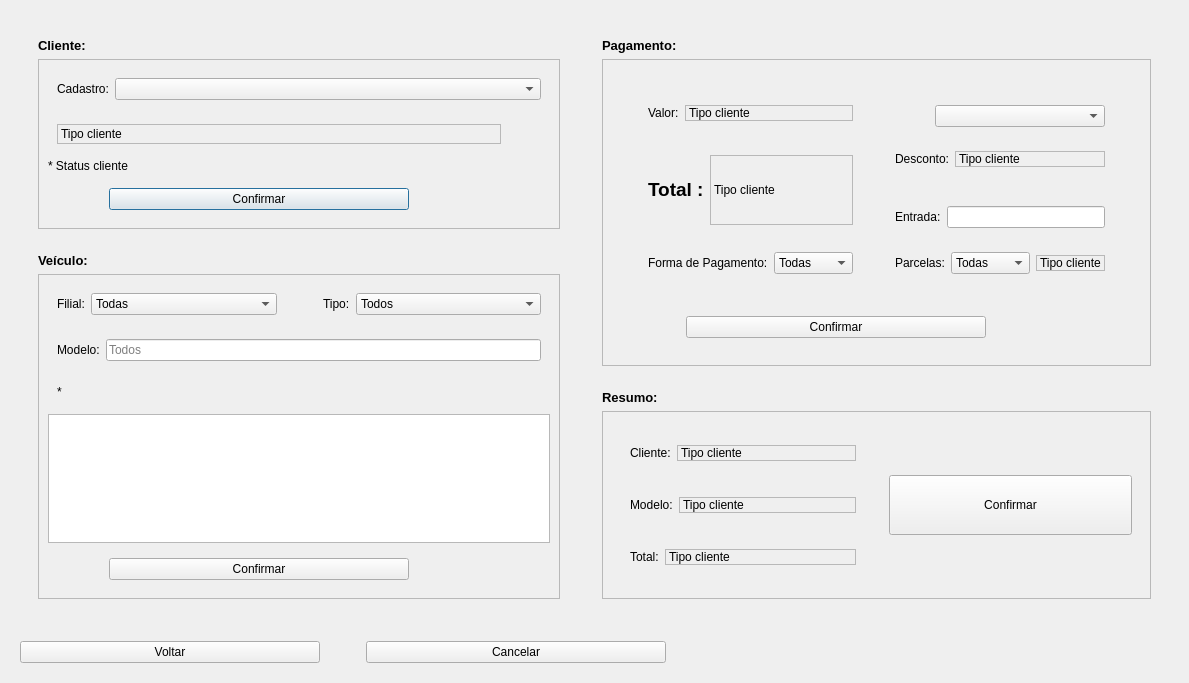
EduardoHaagP/ProjetoPOO, file telaresgistrovendas.ui: the form before one commit.
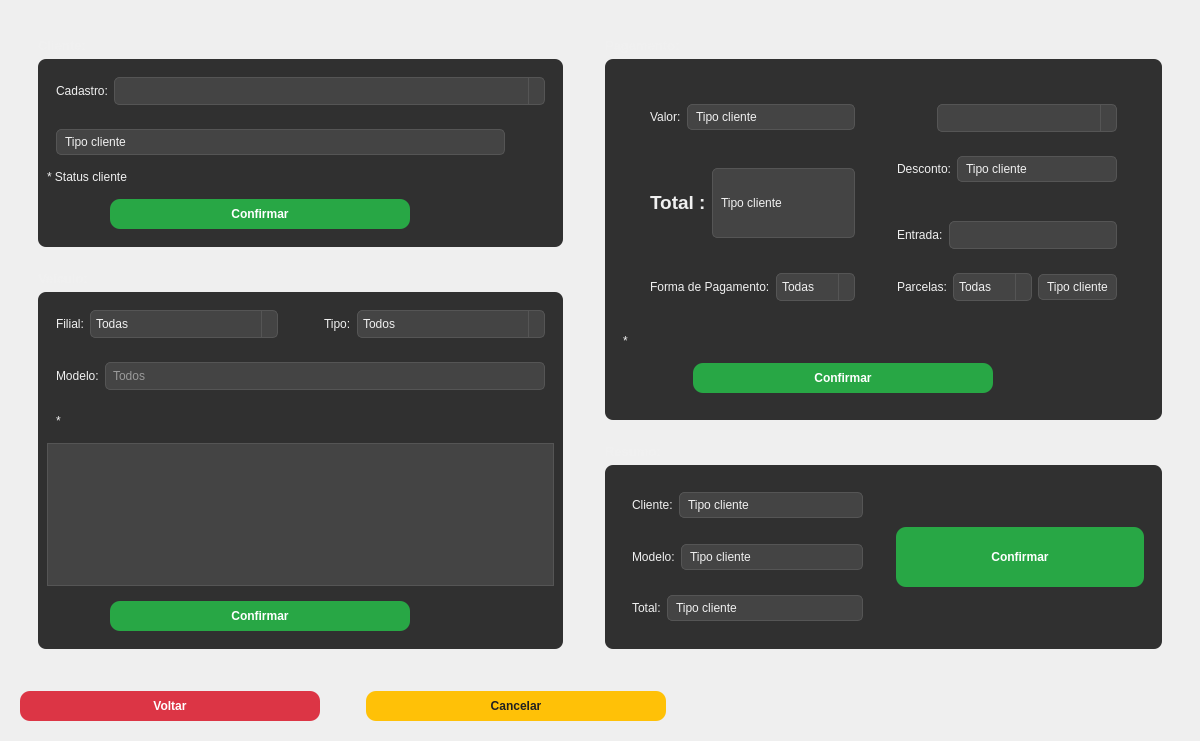
The form after the commit.

Patch:
```diff
--- a/telaresgistrovendas.ui
+++ b/telaresgistrovendas.ui
@@ -6,8 +6,8 @@
    <rect>
     <x>0</x>
     <y>0</y>
-    <width>1189</width>
-    <height>683</height>
+    <width>1200</width>
+    <height>741</height>
    </rect>
   </property>
   <property name="font">
@@ -18,6 +18,161 @@
   <property name="windowTitle">
    <string>Dialog</string>
   </property>
+  <property name="styleSheet">
+   <string notr="true">/* === FUNDO DA TELA E SEÇÕES === */
+QDialog[objectName=&quot;TelaResgistroVendas&quot;] {
+    background-color: #252525;
+}
+
+QFrame#frame, 
+QFrame#frame_2, 
+QFrame#frame_3, 
+QFrame#frame_4 {
+    background-color: #303030;
+    border-radius: 8px;
+}
+
+/* === TEXTOS (LABELS) === */
+QLabel {
+    color: #F0F0F0;
+    background-color: transparent;
+}
+
+/* Labels de DADOS (visual &quot;sunken&quot;) */
+QLabel#txtTipoCliente, 
+QLabel#txtValor, 
+QLabel#txtDesconto,
+QLabel#txtTotalPag, 
+QLabel#txtValorParcela, 
+QLabel#txtNomeResumo,
+QLabel#txtModeloResumo, 
+QLabel#txtTotalResumo {
+    background-color: #444444;
+    color: #F0F0F0;
+    border: 1px solid #555555;
+    border-radius: 5px;
+    padding: 5px; 
+}
+
+/* === INPUTS &amp; COMBOBOX (Ativos) === */
+QLineEdit, QComboBox {
+    background-color: #444444;
+    color: #F0F0F0;
+    border: 1px solid #555555;
+    border-radius: 5px;
+    padding: 5px;
+}
+QLineEdit:focus, QComboBox:focus {
+    border: 1px solid #E67E22;
+}
+
+QComboBox::drop-down {
+    border-left: 1px solid #555555;
+    width: 15px;
+}
+QComboBox QAbstractItemView {
+    background-color: #444444;
+    color: #F0F0F0;
+    selection-background-color: #E67E22;
+    selection-color: #212121;
+    border: 1px solid #555555;
+}
+
+/* === TABELA === */
+QTableWidget {
+    background-color: #444444;
+    color: #F0F0F0;
+    gridline-color: #555555;
+    alternate-background-color: #3A3A3A;
+    border: 1px solid #555555;
+}
+QHeaderView::section {
+    background-color: #555555;
+    color: white;
+    padding: 4px;
+    border: 1px solid #333333;
+}
+
+
+/* === ESTILOS DESABILITADOS (ENABLE MAIS CINZA) === */
+
+/* Inputs desabilitados ficam mais claros e opacos */
+QLineEdit:disabled, 
+QComboBox:disabled, 
+QLabel[objectName=&quot;txtTipoCliente&quot;]:disabled,
+QLabel[objectName=&quot;txtValor&quot;]:disabled,
+QLabel[objectName=&quot;txtDesconto&quot;]:disabled,
+QLabel[objectName=&quot;txtTotalPag&quot;]:disabled,
+QLabel[objectName=&quot;txtValorParcela&quot;]:disabled,
+QLabel[objectName=&quot;txtNomeResumo&quot;]:disabled,
+QLabel[objectName=&quot;txtModeloResumo&quot;]:disabled,
+QLabel[objectName=&quot;txtTotalResumo&quot;]:disabled {
+    background-color: #3A3A3A; /* Um cinza mais escuro (menos ativo) */
+    color: #777777;           /* Texto bem apagado */
+    border: 1px solid #4A4A4A;
+}
+
+/* BOTOES DE CONFIRMAÇÃO (Verde/Cinza) */
+QPushButton#confirmCliente, 
+QPushButton#confirmVeiculo, 
+QPushButton#confirmPagamento, 
+QPushButton#confirmResumo {
+    background-color: #28A745;
+    color: white;
+    border-radius: 10px;
+    padding: 8px;
+    font-weight: bold;
+}
+QPushButton:enabled:hover {
+    background-color: #218838;
+}
+
+/* DESABILITADO (Botão fica mais cinza e opaco, como os inputs) */
+QPushButton#confirmCliente:disabled, 
+QPushButton#confirmVeiculo:disabled, 
+QPushButton#confirmPagamento:disabled, 
+QPushButton#confirmResumo:disabled {
+    background-color: #555555;
+    color: #999999;
+}
+
+
+/* === LABELS DE STATUS/ERRO (Corrigido para melhor leitura) === */
+
+/* CORREÇÃO: Vermelho mais claro para o padrão de erro */
+QLabel[objectName^=&quot;erro&quot;] { 
+    color: #FF5050; /* Vermelho vibrante (Fácil de ler no fundo escuro) */
+    background-color: transparent;
+}
+
+/* BOTOES DE NAVEGAÇÃO (Voltar/Cancelar) - Mantidos para consistência */
+QPushButton#botVoltar {
+    background-color: #DC3545;
+    color: white;
+    border-radius: 10px;
+    padding: 8px;
+    font-weight: bold;
+}
+QPushButton#botVoltar:hover { background-color: #C82333; }
+QPushButton#botVoltar:pressed { background-color: #A71D2A; }
+
+QPushButton#botCancelar {
+    background-color: #FFC107;
+    color: #212121;
+    border-radius: 10px;
+    padding: 8px;
+    font-weight: bold;
+}
+QPushButton#botCancelar:hover { background-color: #E0A800; }
+QPushButton#botCancelar:pressed { background-color: #C69500; }
+
+
+
+QMessageBox, QMessageBox QLabel {
+    background-color: white; /* Garante o fundo branco */
+    color: black;            /* Garante o texto preto */
+}</string>
+  </property>
   <layout class="QGridLayout" name="gridLayout">
    <item row="0" column="0">
     <widget class="QWidget" name="menu" native="true">
@@ -865,7 +1020,14 @@
                     </layout>
                    </widget>
                   </item>
-                  <item alignment="Qt::AlignBottom">
+                  <item>
+                   <widget class="QLabel" name="erroPagamento">
+                    <property name="text">
+                     <string>* </string>
+                    </property>
+                   </widget>
+                  </item>
+                  <item>
                    <widget class="QWidget" name="widget_11" native="true">
                     <layout class="QHBoxLayout" name="horizontalLayout_13">
                      <item>
```
